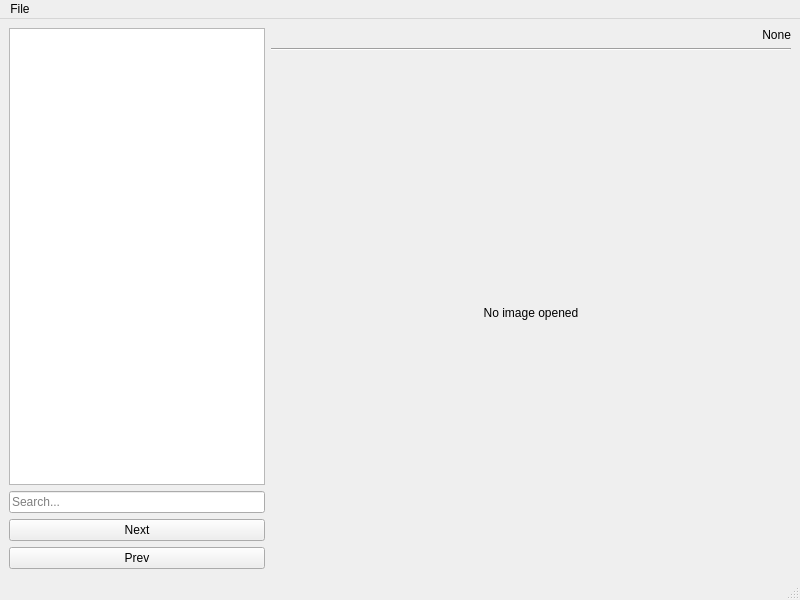
Above: ui/main_window.ui from Garik-Mk/boo-anot before the change. Below: the same form after it.
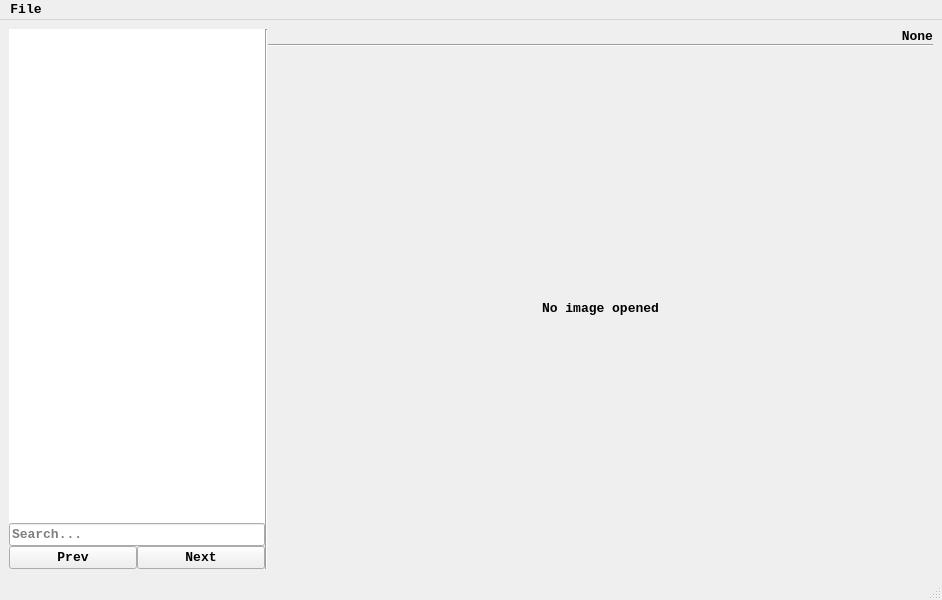
That is the form after the change.

Diff of the .ui file:
```diff
--- a/ui/main_window.ui
+++ b/ui/main_window.ui
@@ -6,19 +6,37 @@
    <rect>
     <x>0</x>
     <y>0</y>
-    <width>800</width>
+    <width>942</width>
     <height>600</height>
    </rect>
   </property>
+  <property name="font">
+   <font>
+    <family>Consolas</family>
+    <pointsize>10</pointsize>
+    <weight>75</weight>
+    <bold>true</bold>
+   </font>
+  </property>
   <property name="windowTitle">
    <string>MainWindow</string>
   </property>
   <widget class="QWidget" name="centralwidget">
-   <layout class="QHBoxLayout" name="horizontalLayout" stretch="0,1">
+   <layout class="QHBoxLayout" name="horizontalLayout_2" stretch="0,0,1">
+    <property name="spacing">
+     <number>0</number>
+    </property>
     <item>
      <layout class="QVBoxLayout" name="verticalLayout">
       <item>
-       <widget class="QListWidget" name="item_list"/>
+       <widget class="QListWidget" name="item_list">
+        <property name="frameShape">
+         <enum>QFrame::NoFrame</enum>
+        </property>
+        <property name="lineWidth">
+         <number>1</number>
+        </property>
+       </widget>
       </item>
       <item>
        <widget class="QLineEdit" name="search">
@@ -28,21 +46,32 @@
        </widget>
       </item>
       <item>
-       <widget class="QPushButton" name="next_image">
-        <property name="text">
-         <string>Next</string>
-        </property>
-       </widget>
-      </item>
-      <item>
-       <widget class="QPushButton" name="prev_image">
-        <property name="text">
-         <string>Prev</string>
-        </property>
-       </widget>
+       <layout class="QHBoxLayout" name="horizontalLayout">
+        <item>
+         <widget class="QPushButton" name="prev_image">
+          <property name="text">
+           <string>Prev</string>
+          </property>
+         </widget>
+        </item>
+        <item>
+         <widget class="QPushButton" name="next_image">
+          <property name="text">
+           <string>Next</string>
+          </property>
+         </widget>
+        </item>
+       </layout>
       </item>
      </layout>
     </item>
+    <item>
+     <widget class="Line" name="line_2">
+      <property name="orientation">
+       <enum>Qt::Vertical</enum>
+      </property>
+     </widget>
+    </item>
     <item>
      <layout class="QVBoxLayout" name="verticalLayout_2" stretch="0,0,1">
       <item>
@@ -79,12 +108,13 @@
     </item>
    </layout>
   </widget>
-  <widget class="QMenuBar" name="menubar">
+  <widget class="QStatusBar" name="statusbar"/>
+  <widget class="QMenuBar" name="menuBar">
    <property name="geometry">
     <rect>
      <x>0</x>
      <y>0</y>
-     <width>800</width>
+     <width>942</width>
      <height>26</height>
     </rect>
    </property>
@@ -99,7 +129,6 @@
    </widget>
    <addaction name="menuFile"/>
   </widget>
-  <widget class="QStatusBar" name="statusbar"/>
   <action name="actionOpen_Folder">
    <property name="text">
     <string>Open Data Folder</string>
```
Left out of the diff: 18 changed lines with no effect on the pictures.
